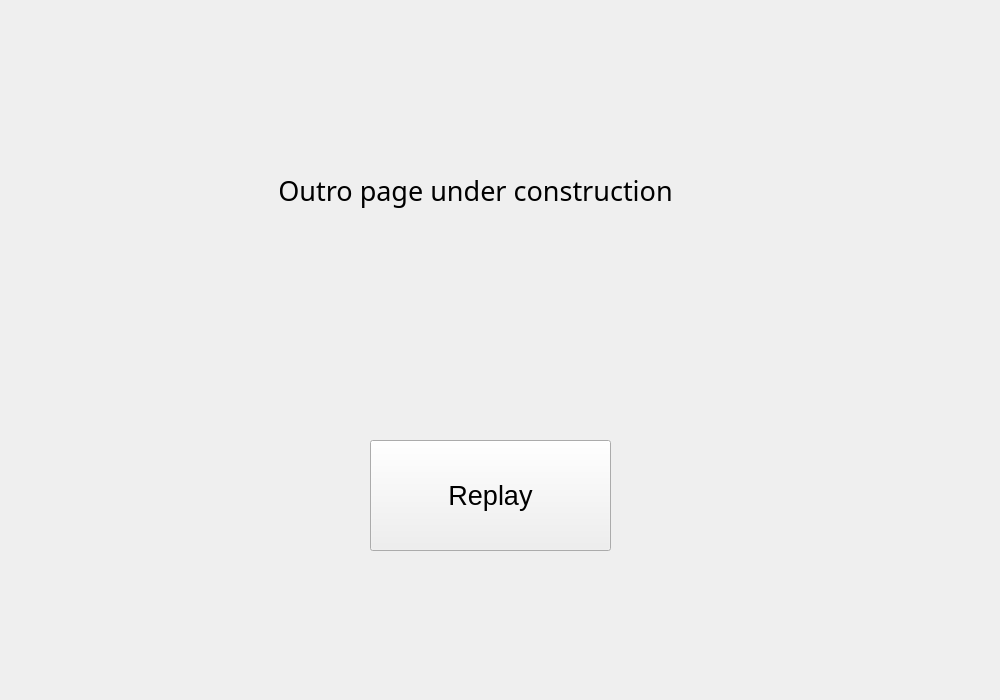
First picture: the form in OutroWidget.ui, repository hwc20896/ChineseProj, before the edit.
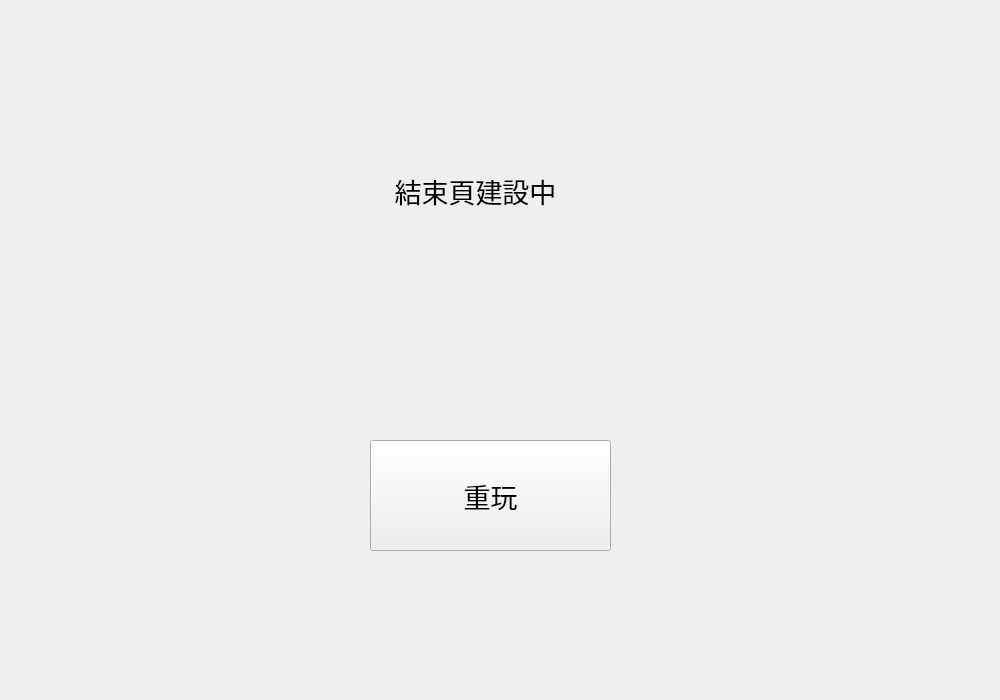
Second picture: the form after the edit.

Commit message: Changed font and language of Outro Widget

Diff of the .ui file:
```diff
--- a/OutroWidget.ui
+++ b/OutroWidget.ui
@@ -29,7 +29,7 @@
     </font>
    </property>
    <property name="text">
-    <string>Outro page under construction</string>
+    <string>結束頁建設中</string>
    </property>
    <property name="alignment">
     <set>Qt::AlignmentFlag::AlignCenter</set>
@@ -46,11 +46,12 @@
    </property>
    <property name="font">
     <font>
+     <family>Microsoft JhengHei</family>
      <pointsize>20</pointsize>
     </font>
    </property>
    <property name="text">
-    <string>Replay</string>
+    <string>重玩</string>
    </property>
   </widget>
  </widget>
```
The commit also changes 1 other file.
